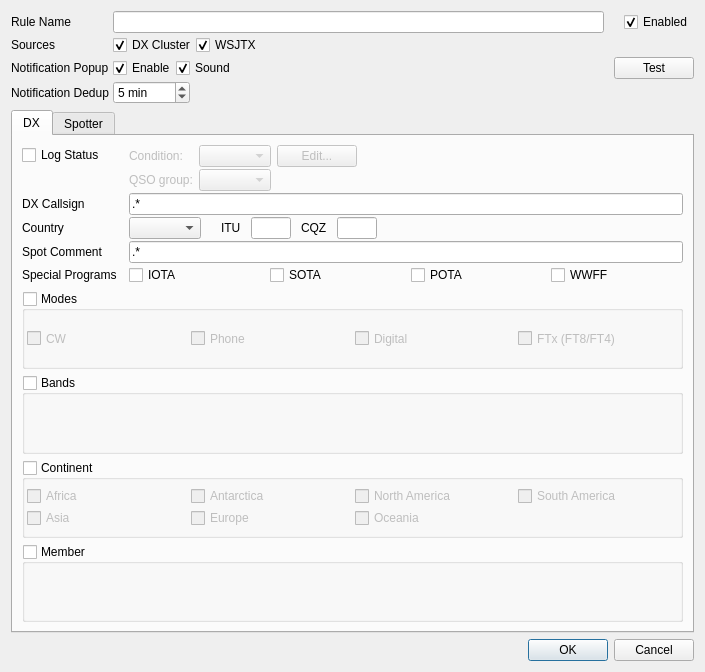
Qt form ui/AlertRuleDetail.ui (foldynl/QLog) before a commit.
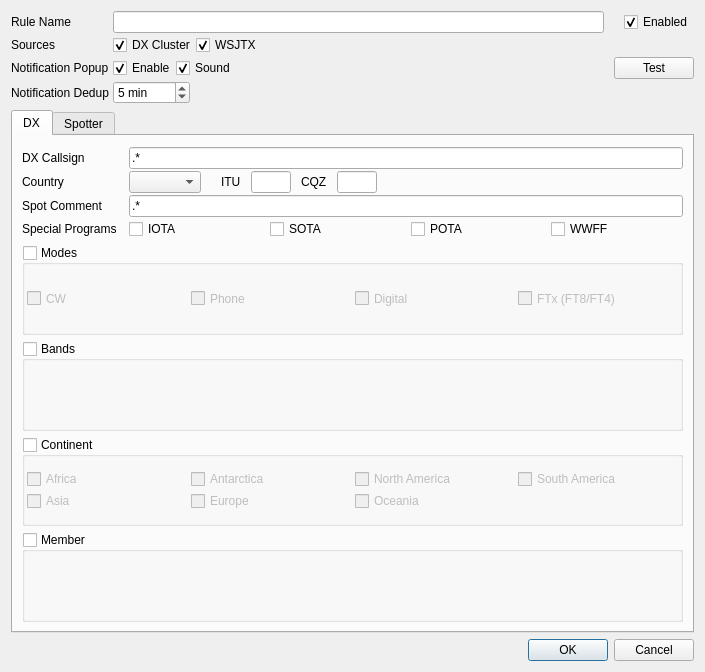
The same form after that commit. Custom widgets are drawn as their Qt base class.

Commit message: DXC WSJTX: Reworked DXCC Status filter setting

Diff of the .ui file:
```diff
--- a/ui/AlertRuleDetail.ui
+++ b/ui/AlertRuleDetail.ui
@@ -241,94 +241,8 @@
          <property name="verticalSpacing">
           <number>2</number>
          </property>
-         <item row="0" column="0">
-          <widget class="QCheckBox" name="logStatusCheckBox">
-           <property name="toolTip">
-            <string>Restrict this rule by DXCC progress in the log. When disabled, log status is ignored.</string>
-           </property>
-           <property name="text">
-            <string>Log Status</string>
-           </property>
-          </widget>
-         </item>
-         <item row="0" column="1">
-          <layout class="QGridLayout" name="logStatusLayout">
-           <property name="horizontalSpacing">
-            <number>6</number>
-           </property>
-           <property name="verticalSpacing">
-            <number>2</number>
-           </property>
-           <item row="0" column="0">
-            <widget class="QLabel" name="dxAlertGoalLabel">
-             <property name="enabled">
-              <bool>false</bool>
-             </property>
-             <property name="text">
-              <string>Condition:</string>
-             </property>
-            </widget>
-           </item>
-           <item row="0" column="1">
-            <widget class="QComboBox" name="dxAlertGoalCombo">
-             <property name="enabled">
-              <bool>false</bool>
-             </property>
-             <property name="sizeAdjustPolicy">
-              <enum>QComboBox::AdjustToContents</enum>
-             </property>
-            </widget>
-           </item>
-           <item row="1" column="0">
-            <widget class="QLabel" name="dxAlertContextLabel">
-             <property name="enabled">
-              <bool>false</bool>
-             </property>
-             <property name="toolTip">
-              <string>Defines the band and mode grouping used to evaluate the DXCC condition.</string>
-             </property>
-             <property name="text">
-              <string>QSO group:</string>
-             </property>
-            </widget>
-           </item>
-           <item row="1" column="1">
-            <widget class="QComboBox" name="dxAlertContextCombo">
-             <property name="enabled">
-              <bool>false</bool>
-             </property>
-             <property name="sizeAdjustPolicy">
-              <enum>QComboBox::AdjustToContents</enum>
-             </property>
-            </widget>
-           </item>
-           <item row="0" column="2">
-            <widget class="QPushButton" name="editLogStatusButton">
-             <property name="enabled">
-              <bool>false</bool>
-             </property>
-             <property name="toolTip">
-              <string>Select individual DXCC statuses</string>
-             </property>
-             <property name="text">
-              <string>Edit...</string>
-             </property>
-            </widget>
-           </item>
-           <item row="0" column="3" rowspan="2">
-            <spacer name="logStatusSpacer">
-             <property name="orientation">
-              <enum>Qt::Horizontal</enum>
-             </property>
-             <property name="sizeHint" stdset="0">
-              <size>
-               <width>40</width>
-               <height>20</height>
-              </size>
-             </property>
-            </spacer>
-           </item>
-          </layout>
+         <item row="0" column="0" colspan="2">
+          <widget class="DxccLogStatusWidget" name="logStatusWidget"/>
          </item>
          <item row="1" column="0">
           <widget class="QLabel" name="dxCallsignLabel">
@@ -983,6 +897,11 @@
    <extends>QComboBox</extends>
    <header>ui/component/SmartSearchBox.h</header>
   </customwidget>
+  <customwidget>
+   <class>DxccLogStatusWidget</class>
+   <extends>QWidget</extends>
+   <header>ui/component/DxccLogStatusWidget.h</header>
+  </customwidget>
  </customwidgets>
  <tabstops>
   <tabstop>ruleNameEdit</tabstop>
```
Left out of the diff: 136 changed lines with no effect on the pictures. The commit also changes 33 other files.
